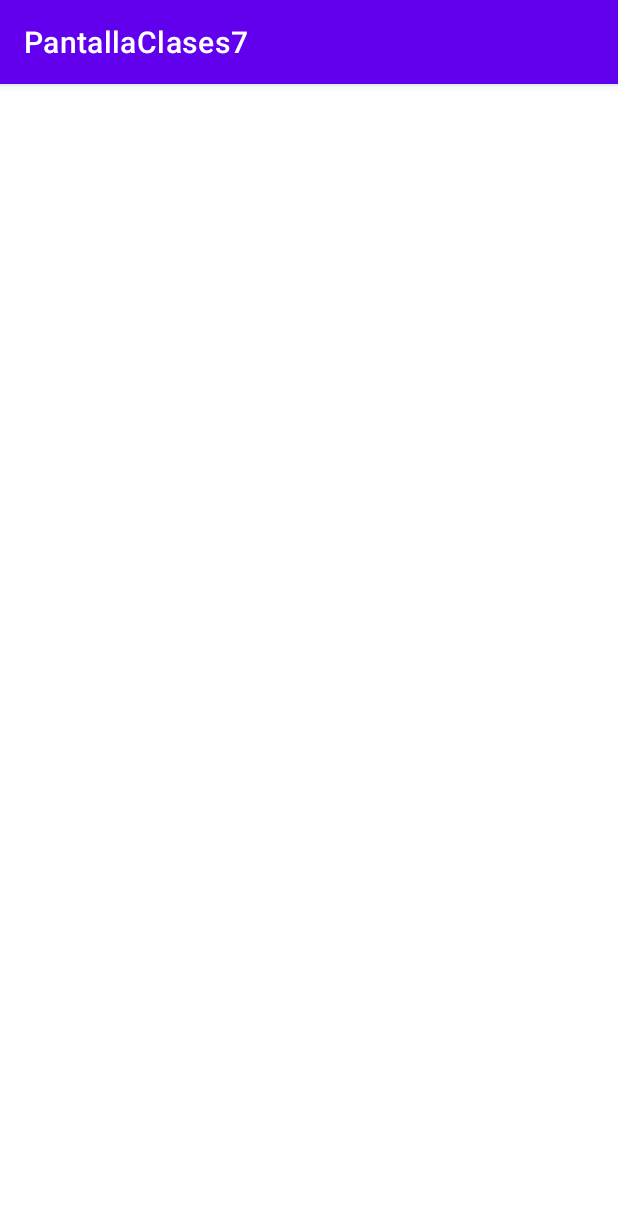
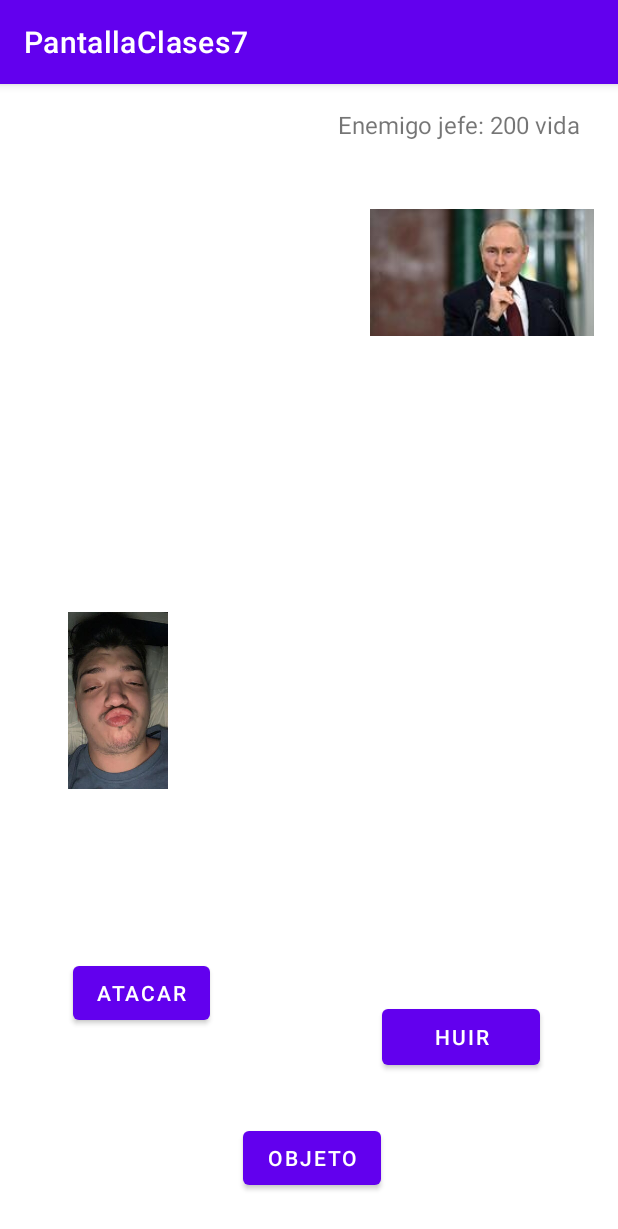
Before and after one commit to javiersanchzgil/PantallaClases7, an Android app: the PeleaEnemigo screen opened directly, with no data from a screen before it, on a phone screen of 412 x 824 dp. Shown: the top 1229 px of the screen. Run offline under Robolectric (Android 15) with nearby library versions, the phone set to English and light mode, and no system bars; 3 statements that could not run were skipped.

Commit message:
luchaPersonaje

```diff
--- a/app/src/main/java/com/example/pantallaclases7/MainActivity.kt
+++ b/app/src/main/java/com/example/pantallaclases7/MainActivity.kt
@@ -50,7 +50,7 @@ class MainActivity : AppCompatActivity() {
             val intent = Intent(this@MainActivity, MainActivity2::class.java)
             intent.putExtra("ImagenClase", imagenR)
             intent.putExtra("clase",clase)
-            val personaje = Personaje(" ",100," ","",clasePer,0,100)
+            val personaje = Personaje(" ",100," ","",clasePer,0,100,0,0)
             intent.putExtra("personaje", personaje)
             startActivity(intent)
         }
--- a/app/src/main/java/com/example/pantallaclases7/MainActivity3.kt
+++ b/app/src/main/java/com/example/pantallaclases7/MainActivity3.kt
@@ -23,8 +23,10 @@ class MainActivity3 : AppCompatActivity() {
 
 
         binding.fuerza2.setText((10..15).random().toString())
+        binding.defensa2.setText((1..5).random().toString())
 
-        binding.defensa2.setText((1..5).random().toString())
+        user.setFuerza(binding.fuerza2.text.toString().toInt())
+        user.setDefensa(binding.defensa2.text.toString().toInt())
 
         println(clase)
 
--- a/app/src/main/java/com/example/pantallaclases7/MainActivity4.kt
+++ b/app/src/main/java/com/example/pantallaclases7/MainActivity4.kt
@@ -27,8 +27,8 @@ class MainActivity4 : AppCompatActivity() {
 
 
         binding.dado.setOnClickListener(){
-           // var num = (1..4).random()
-            var num = 3
+           var num = (1..4).random()
+            //var num = 4
             when(num){
 
                 1 -> {
@@ -39,6 +39,7 @@ class MainActivity4 : AppCompatActivity() {
 
                 2 -> {
                     val intent = Intent(this@MainActivity4, MainActivityCiudad::class.java)
+                    intent.putExtra("personaje", user)
                     startActivity(intent)
                 }
                 3 -> {
@@ -48,6 +49,7 @@ class MainActivity4 : AppCompatActivity() {
                 }
                 4 -> {
                     val intent = Intent(this@MainActivity4, MainActivityEnemigo::class.java)
+                    intent.putExtra("personaje", user)
                     startActivity(intent)
                 }
             }
--- a/app/src/main/java/com/example/pantallaclases7/MainActivityCiudad.kt
+++ b/app/src/main/java/com/example/pantallaclases7/MainActivityCiudad.kt
@@ -20,11 +20,13 @@ class MainActivityCiudad : AppCompatActivity() {
 
         binding.continuar.setOnClickListener(){
             val intent = Intent(this@MainActivityCiudad, MainActivity4::class.java)
+            intent.putExtra("personaje", user)
             startActivity(intent)
         }
 
         binding.entrarCiudad.setOnClickListener(){
             val intent = Intent(this@MainActivityCiudad, MainActivity4::class.java)
+            intent.putExtra("personaje", user)
             startActivity(intent)
         }
 
--- a/app/src/main/java/com/example/pantallaclases7/MainActivityEnemigo.kt
+++ b/app/src/main/java/com/example/pantallaclases7/MainActivityEnemigo.kt
@@ -20,11 +20,13 @@ class MainActivityEnemigo : AppCompatActivity() {
 
         binding.huir.setOnClickListener(){
             val intent = Intent(this@MainActivityEnemigo, MainActivity4::class.java)
+            intent.putExtra("personaje", user)
             startActivity(intent)
         }
 
         binding.luchar.setOnClickListener(){
-            val intent = Intent(this@MainActivityEnemigo, MainActivity4::class.java)
+            val intent = Intent(this@MainActivityEnemigo, PeleaEnemigo::class.java)
+            intent.putExtra("personaje", user)
             startActivity(intent)
         }
     }
--- a/app/src/main/res/layout/activity_pelea_enemigo.xml
+++ b/app/src/main/res/layout/activity_pelea_enemigo.xml
@@ -6,4 +6,94 @@
     android:layout_height="match_parent"
     tools:context=".PeleaEnemigo">
 
+    <TextView
+        android:id="@+id/vidaEnemigo"
+        android:layout_width="284dp"
+        android:layout_height="26dp"
+        android:layout_marginTop="16dp"
+        android:textAlignment="textEnd"
+        android:textSize="16dp"
+        app:layout_constraintEnd_toEndOf="parent"
+        app:layout_constraintHorizontal_bias="0.795"
+        app:layout_constraintStart_toStartOf="parent"
+        app:layout_constraintTop_toTopOf="parent" />
+
+    <TextView
+        android:id="@+id/vidaPersonaje"
+        android:layout_width="270dp"
+        android:layout_height="23dp"
+        android:layout_marginTop="308dp"
+        android:textSize="16dp"
+        app:layout_constraintEnd_toEndOf="parent"
+        app:layout_constraintHorizontal_bias="0.11"
+        app:layout_constraintStart_toStartOf="parent"
+        app:layout_constraintTop_toTopOf="parent" />
+
+    <Button
+        android:id="@+id/botonatacar"
+        android:layout_width="wrap_content"
+        android:layout_height="wrap_content"
+        android:layout_marginTop="112dp"
+        android:text="atacar"
+        app:layout_constraintEnd_toStartOf="@+id/botonHuir"
+        app:layout_constraintHorizontal_bias="0.298"
+        app:layout_constraintStart_toStartOf="parent"
+        app:layout_constraintTop_toBottomOf="@+id/imageView8" />
+
+    <Button
+        android:id="@+id/botonHuir"
+        android:layout_width="105dp"
+        android:layout_height="49dp"
+        android:layout_marginEnd="52dp"
+        android:layout_marginBottom="32dp"
+        android:text="huir"
+        app:layout_constraintBottom_toTopOf="@+id/botonObjeto"
+        app:layout_constraintEnd_toEndOf="parent" />
+
+    <Button
+        android:id="@+id/botonObjeto"
+        android:layout_width="wrap_content"
+        android:layout_height="wrap_content"
+        android:layout_marginBottom="28dp"
+        android:text="Objeto"
+        app:layout_constraintBottom_toBottomOf="parent"
+        app:layout_constraintEnd_toEndOf="parent"
+        app:layout_constraintHorizontal_bias="0.507"
+        app:layout_constraintStart_toStartOf="parent" />
+
+    <TextView
+        android:id="@+id/textoInfo"
+        android:layout_width="wrap_content"
+        android:layout_height="wrap_content"
+        android:layout_marginBottom="36dp"
+        android:textSize="16dp"
+        app:layout_constraintBottom_toTopOf="@+id/botonHuir"
+        app:layout_constraintEnd_toEndOf="parent"
+        app:layout_constraintHorizontal_bias="0.498"
+        app:layout_constraintStart_toStartOf="parent" />
+
+    <ImageView
+        android:id="@+id/imageView7"
+        android:layout_width="149dp"
+        android:layout_height="102dp"
+        android:layout_marginTop="28dp"
+        app:layout_constraintBottom_toTopOf="@+id/vidaPersonaje"
+        app:layout_constraintEnd_toEndOf="parent"
+        app:layout_constraintHorizontal_bias="0.938"
+        app:layout_constraintStart_toStartOf="parent"
+        app:layout_constraintTop_toBottomOf="@+id/vidaEnemigo"
+        app:layout_constraintVertical_bias="0.035"
+        app:srcCompat="@drawable/aaa__1_" />
+
+    <ImageView
+        android:id="@+id/imageView8"
+        android:layout_width="125dp"
+        android:layout_height="118dp"
+        app:layout_constraintBottom_toTopOf="@+id/textoInfo"
+        app:layout_constraintEnd_toEndOf="parent"
+        app:layout_constraintHorizontal_bias="0.055"
+        app:layout_constraintStart_toStartOf="parent"
+        app:layout_constraintTop_toBottomOf="@+id/vidaPersonaje"
+        app:layout_constraintVertical_bias="0.2"
+        app:srcCompat="@drawable/javi" />
 </androidx.constraintlayout.widget.ConstraintLayout>
```
Also changed, not shown: app/src/main/AndroidManifest.xml (+13 -7 lines), app/src/main/java/com/example/pantallaclases7/PeleaEnemigo.kt (+153 -0 lines), app/src/main/java/com/example/pantallaclases7/login.kt (added, +28 -0 lines), app/src/main/java/com/example/pantallaclases7/perdido.kt (added, +25 -0 lines), app/src/main/java/com/example/pantallaclases7/personaje.kt (+20 -1 lines), app/src/main/res/layout/activity_login.xml (added, +91 -0 lines), app/src/main/res/layout/activity_perdido.xml (added, +34 -0 lines), app/src/main/res/drawable-nodpi/aaa__1_.jpeg (added), app/src/main/res/drawable-nodpi/javi.jpg (added), app/src/main/res/drawable/fotousuario.JPG (added).
